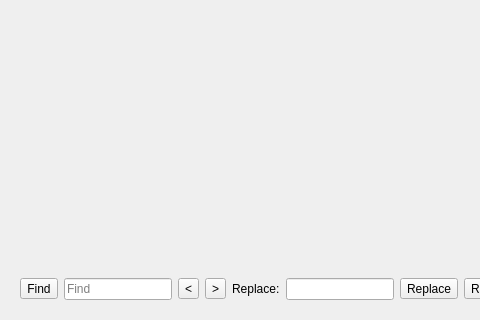
Old version of the form src/Notes/Notes.ui in the repository ic005k/Knot; both pictures show x 0 to 480 and y 140 to 460 of the 1078 by 460 pixel window.
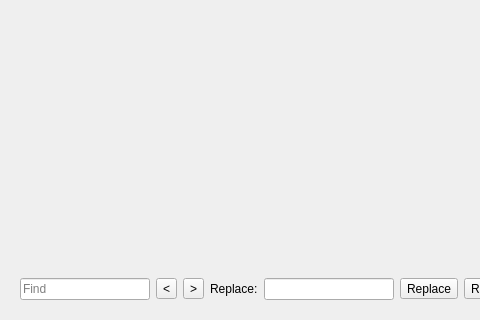
New version of the form. Icons and pictures are not drawn.

Patch:
```diff
--- a/src/Notes/Notes.ui
+++ b/src/Notes/Notes.ui
@@ -564,25 +564,6 @@
          <enum>QFrame::Shadow::Raised</enum>
         </property>
         <layout class="QHBoxLayout" name="horizontalLayout_3">
-         <item>
-          <widget class="QToolButton" name="btnFind">
-           <property name="minimumSize">
-            <size>
-             <width>0</width>
-             <height>0</height>
-            </size>
-           </property>
-           <property name="maximumSize">
-            <size>
-             <width>16777215</width>
-             <height>16777215</height>
-            </size>
-           </property>
-           <property name="text">
-            <string>Find</string>
-           </property>
-          </widget>
-         </item>
          <item>
           <widget class="QLineEdit" name="editFind">
            <property name="minimumSize">
```
